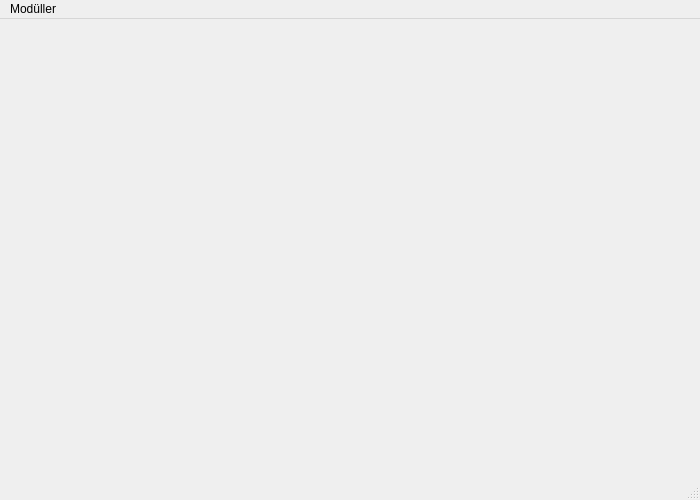
Old version of the form mask_json_convert.ui in the repository bunyaminbingol/Mask-to-json-to-mask.
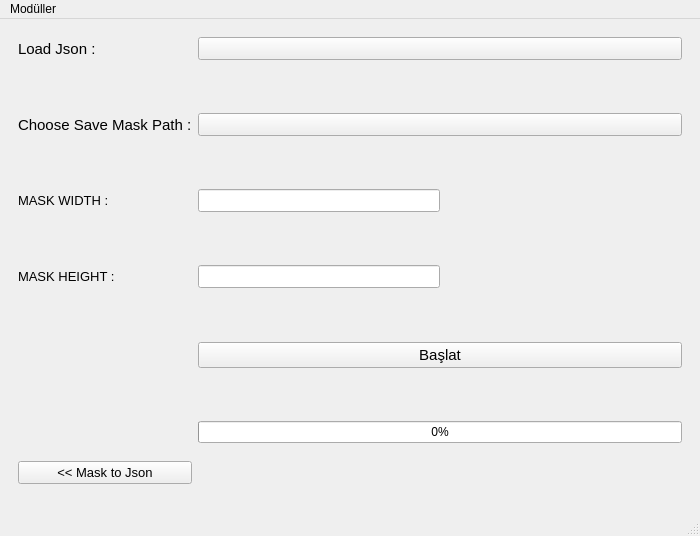
New version of the form. The open tabs and pages were chosen to show the change. Icons and pictures are not drawn.

Commit message:
mask_to_json and json_to_mask
-mask to json sayfası oluşturuldu
-arayüz güncellendi
-progress bar eklendi

Arayüz tüm fonksiyonlarıyla kullanıma hazır .

```diff
--- a/mask_json_convert.ui
+++ b/mask_json_convert.ui
@@ -7,7 +7,7 @@
     <x>0</x>
     <y>0</y>
     <width>700</width>
-    <height>500</height>
+    <height>536</height>
    </rect>
   </property>
   <property name="minimumSize">
@@ -198,7 +198,297 @@
         </item>
        </layout>
       </widget>
-      <widget class="QWidget" name="page_4"/>
+      <widget class="QWidget" name="page_4">
+       <layout class="QGridLayout" name="gridLayout_5">
+        <item row="0" column="0">
+         <layout class="QGridLayout" name="gridLayout_4">
+          <item row="0" column="0">
+           <widget class="QLabel" name="label_3">
+            <property name="font">
+             <font>
+              <pointsize>11</pointsize>
+             </font>
+            </property>
+            <property name="text">
+             <string>Load Json :</string>
+            </property>
+           </widget>
+          </item>
+          <item row="4" column="0">
+           <widget class="QLabel" name="label_5">
+            <property name="font">
+             <font>
+              <pointsize>10</pointsize>
+             </font>
+            </property>
+            <property name="text">
+             <string>MASK WIDTH :</string>
+            </property>
+           </widget>
+          </item>
+          <item row="7" column="0">
+           <spacer name="verticalSpacer_4">
+            <property name="orientation">
+             <enum>Qt::Vertical</enum>
+            </property>
+            <property name="sizeHint" stdset="0">
+             <size>
+              <width>20</width>
+              <height>40</height>
+             </size>
+            </property>
+           </spacer>
+          </item>
+          <item row="3" column="0">
+           <spacer name="verticalSpacer_2">
+            <property name="orientation">
+             <enum>Qt::Vertical</enum>
+            </property>
+            <property name="sizeHint" stdset="0">
+             <size>
+              <width>20</width>
+              <height>40</height>
+             </size>
+            </property>
+           </spacer>
+          </item>
+          <item row="5" column="0">
+           <spacer name="verticalSpacer_3">
+            <property name="orientation">
+             <enum>Qt::Vertical</enum>
+            </property>
+            <property name="sizeHint" stdset="0">
+             <size>
+              <width>20</width>
+              <height>40</height>
+             </size>
+            </property>
+           </spacer>
+          </item>
+          <item row="6" column="1">
+           <layout class="QHBoxLayout" name="horizontalLayout_4">
+            <item>
+             <widget class="QLineEdit" name="lineEdit_height">
+              <property name="font">
+               <font>
+                <pointsize>10</pointsize>
+               </font>
+              </property>
+              <property name="mouseTracking">
+               <bool>true</bool>
+              </property>
+              <property name="toolTip">
+               <string>set mask height</string>
+              </property>
+              <property name="toolTipDuration">
+               <number>-3</number>
+              </property>
+              <property name="alignment">
+               <set>Qt::AlignCenter</set>
+              </property>
+             </widget>
+            </item>
+            <item>
+             <spacer name="horizontalSpacer_5">
+              <property name="orientation">
+               <enum>Qt::Horizontal</enum>
+              </property>
+              <property name="sizeHint" stdset="0">
+               <size>
+                <width>40</width>
+                <height>20</height>
+               </size>
+              </property>
+             </spacer>
+            </item>
+           </layout>
+          </item>
+          <item row="0" column="1">
+           <layout class="QHBoxLayout" name="horizontalLayout_5">
+            <item>
+             <widget class="QPushButton" name="pushButton_loadjson">
+              <property name="font">
+               <font>
+                <pointsize>10</pointsize>
+               </font>
+              </property>
+              <property name="cursor">
+               <cursorShape>PointingHandCursor</cursorShape>
+              </property>
+              <property name="text">
+               <string/>
+              </property>
+             </widget>
+            </item>
+           </layout>
+          </item>
+          <item row="2" column="0">
+           <widget class="QLabel" name="label_4">
+            <property name="font">
+             <font>
+              <pointsize>11</pointsize>
+             </font>
+            </property>
+            <property name="text">
+             <string>Choose Save Mask Path :</string>
+            </property>
+           </widget>
+          </item>
+          <item row="4" column="1">
+           <layout class="QHBoxLayout" name="horizontalLayout_3">
+            <item>
+             <widget class="QLineEdit" name="lineEdit_widht">
+              <property name="font">
+               <font>
+                <pointsize>10</pointsize>
+               </font>
+              </property>
+              <property name="mouseTracking">
+               <bool>true</bool>
+              </property>
+              <property name="toolTip">
+               <string>set mask width</string>
+              </property>
+              <property name="toolTipDuration">
+               <number>-3</number>
+              </property>
+              <property name="statusTip">
+               <string/>
+              </property>
+              <property name="whatsThis">
+               <string/>
+              </property>
+              <property name="alignment">
+               <set>Qt::AlignCenter</set>
+              </property>
+             </widget>
+            </item>
+            <item>
+             <spacer name="horizontalSpacer_4">
+              <property name="orientation">
+               <enum>Qt::Horizontal</enum>
+              </property>
+              <property name="sizeHint" stdset="0">
+               <size>
+                <width>40</width>
+                <height>20</height>
+               </size>
+              </property>
+             </spacer>
+            </item>
+           </layout>
+          </item>
+          <item row="8" column="1">
+           <widget class="QPushButton" name="pushButton_baslat">
+            <property name="font">
+             <font>
+              <pointsize>11</pointsize>
+             </font>
+            </property>
+            <property name="cursor">
+             <cursorShape>PointingHandCursor</cursorShape>
+            </property>
+            <property name="text">
+             <string>Başlat</string>
+            </property>
+           </widget>
+          </item>
+          <item row="2" column="1">
+           <layout class="QHBoxLayout" name="horizontalLayout_7">
+            <item>
+             <widget class="QPushButton" name="pushButton_maskpath">
+              <property name="font">
+               <font>
+                <pointsize>10</pointsize>
+               </font>
+              </property>
+              <property name="cursor">
+               <cursorShape>PointingHandCursor</cursorShape>
+              </property>
+              <property name="text">
+               <string/>
+              </property>
+             </widget>
+            </item>
+           </layout>
+          </item>
+          <item row="11" column="0">
+           <widget class="QPushButton" name="pushButton_masktojson">
+            <property name="font">
+             <font>
+              <pointsize>10</pointsize>
+             </font>
+            </property>
+            <property name="cursor">
+             <cursorShape>PointingHandCursor</cursorShape>
+            </property>
+            <property name="text">
+             <string>&lt;&lt; Mask to Json</string>
+            </property>
+           </widget>
+          </item>
+          <item row="6" column="0">
+           <widget class="QLabel" name="label_6">
+            <property name="font">
+             <font>
+              <pointsize>10</pointsize>
+             </font>
+            </property>
+            <property name="text">
+             <string>MASK HEIGHT :</string>
+            </property>
+           </widget>
+          </item>
+          <item row="11" column="1">
+           <spacer name="verticalSpacer_5">
+            <property name="orientation">
+             <enum>Qt::Vertical</enum>
+            </property>
+            <property name="sizeHint" stdset="0">
+             <size>
+              <width>20</width>
+              <height>40</height>
+             </size>
+            </property>
+           </spacer>
+          </item>
+          <item row="9" column="1">
+           <spacer name="verticalSpacer_6">
+            <property name="orientation">
+             <enum>Qt::Vertical</enum>
+            </property>
+            <property name="sizeHint" stdset="0">
+             <size>
+              <width>20</width>
+              <height>40</height>
+             </size>
+            </property>
+           </spacer>
+          </item>
+          <item row="1" column="0">
+           <spacer name="verticalSpacer">
+            <property name="orientation">
+             <enum>Qt::Vertical</enum>
+            </property>
+            <property name="sizeHint" stdset="0">
+             <size>
+              <width>20</width>
+              <height>40</height>
+             </size>
+            </property>
+           </spacer>
+          </item>
+          <item row="10" column="1">
+           <widget class="QProgressBar" name="progressBar">
+            <property name="value">
+             <number>0</number>
+            </property>
+           </widget>
+          </item>
+         </layout>
+        </item>
+       </layout>
+      </widget>
      </widget>
     </item>
    </layout>
```
Left out of the diff: 193 changed lines with no effect on the pictures. The commit also changes 2 other files.
